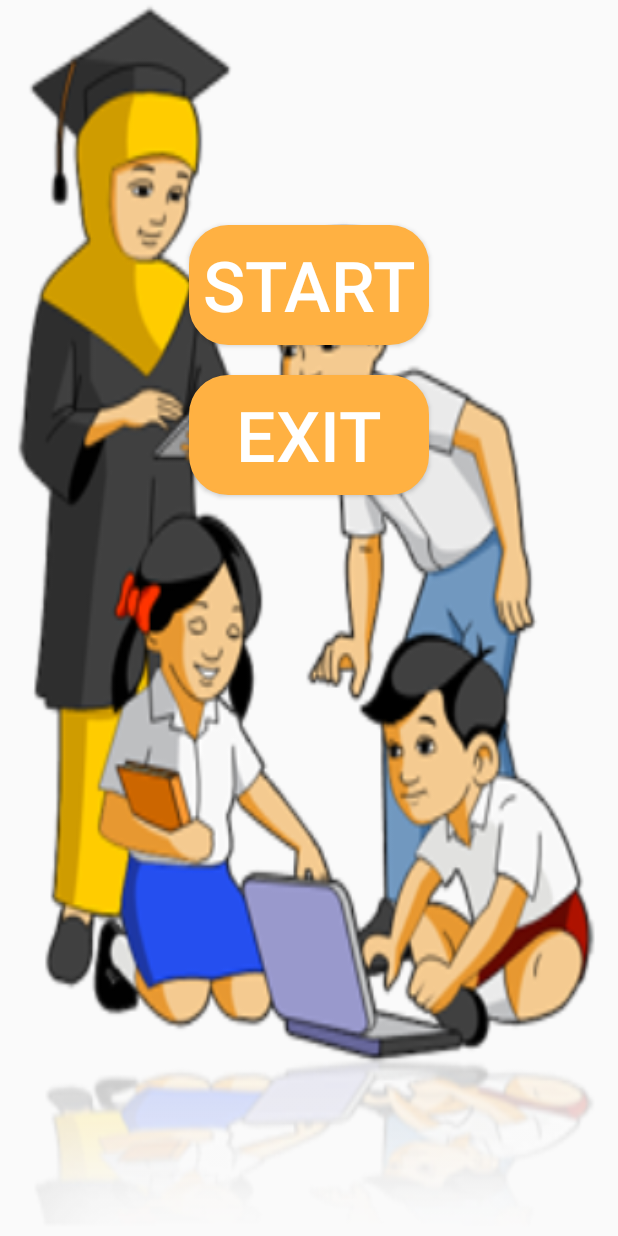
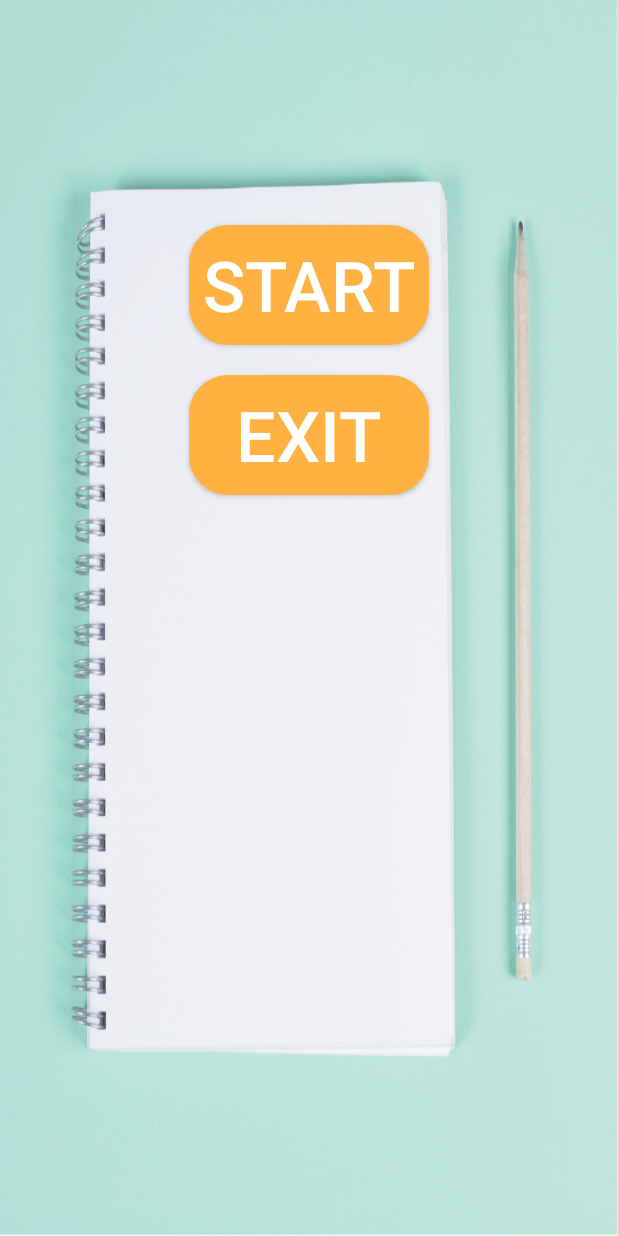
Before and after one commit to Adamalbarisyi/GreetingApps, an Android app: the screen it shows after launch (MainActivity), on a phone screen of 412 x 824 dp. Run offline under Robolectric (Android 15) with nearby library versions, the phone set to English and light mode, and no system bars.

Commit message:
gambar-menu

```diff
--- a/app/src/main/res/layout/activity_main.xml
+++ b/app/src/main/res/layout/activity_main.xml
@@ -12,7 +12,8 @@
         android:layout_width="match_parent"
         android:layout_height="match_parent"
         android:orientation="vertical"
-        android:background="@drawable/belajar_kids">
+        android:background="@drawable/main_menu"
+        android:backgroundTintMode="multiply">
 
     <Button
         android:id="@+id/start"
--- a/app/src/main/res/layout/activity_second.xml
+++ b/app/src/main/res/layout/activity_second.xml
@@ -12,7 +12,8 @@
         android:layout_width="match_parent"
         android:layout_height="match_parent"
         android:orientation="vertical"
-        android:gravity="center">
+        android:gravity="center"
+        android:background="@drawable/main_menu">
     <Button
         android:id="@+id/unit1"
         android:layout_width="160dp"
--- a/app/src/main/res/layout/activity_unit1.xml
+++ b/app/src/main/res/layout/activity_unit1.xml
@@ -11,7 +11,8 @@
     <LinearLayout
         android:layout_width="match_parent"
         android:layout_height="match_parent"
-        android:orientation="vertical">
+        android:orientation="vertical"
+        android:background="@drawable/main_menu">
 
         <ImageButton
             android:id="@+id/beranda"
--- a/app/src/main/res/layout/activity_unit2.xml
+++ b/app/src/main/res/layout/activity_unit2.xml
@@ -10,7 +10,8 @@
     <LinearLayout
         android:layout_width="match_parent"
         android:layout_height="match_parent"
-        android:orientation="vertical">
+        android:orientation="vertical"
+        android:background="@drawable/main_menu">
 
     <ImageButton
         android:id="@+id/beranda"
--- a/app/src/main/res/layout/activity_unit3.xml
+++ b/app/src/main/res/layout/activity_unit3.xml
@@ -10,7 +10,8 @@
     <LinearLayout
         android:layout_width="match_parent"
         android:layout_height="match_parent"
-        android:orientation="vertical">
+        android:orientation="vertical"
+        android:background="@drawable/main_menu">
 
     <ImageButton
         android:id="@+id/beranda"
```
Also changed, not shown: app/src/main/res/drawable/bgcard1.png (added), app/src/main/res/drawable/bgcard2.png (added), app/src/main/res/drawable/bgcard3.png (added), app/src/main/res/drawable/bgcard4.png (added), app/src/main/res/drawable/bgcard5.png (added), app/src/main/res/drawable/bgcard6.png (added), app/src/main/res/drawable/bgcard7.png (added), app/src/main/res/drawable/main_menu.png (added).
